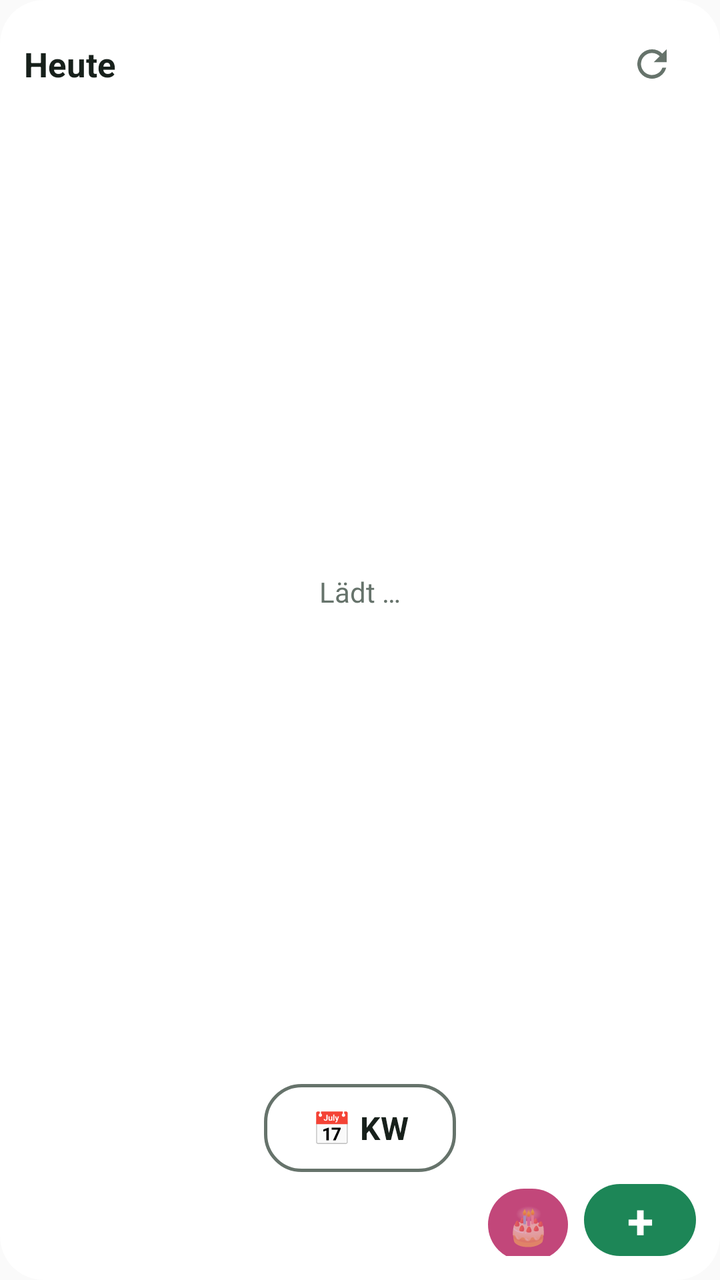
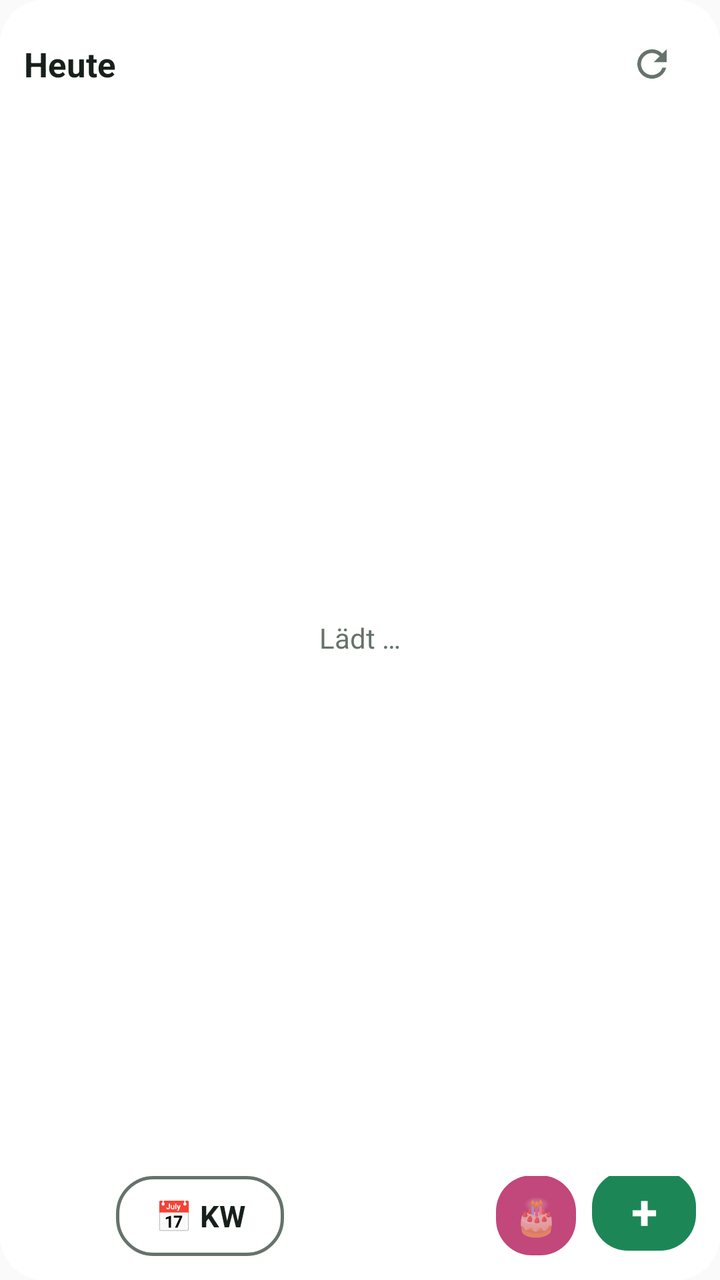

Before-and-after screenshots of an Android layout around one commit, followed by the original layout XML and the change that was made.
<!-- AndroidManifest.xml: application theme AppTheme -->
<!-- res/layout/widget.xml -->
<?xml version="1.0" encoding="utf-8"?>
<LinearLayout xmlns:android="http://schemas.android.com/apk/res/android"
    android:id="@+id/root"
    android:layout_width="match_parent"
    android:layout_height="match_parent"
    android:orientation="vertical"
    android:background="@drawable/bg"
    android:padding="12dp">

    <LinearLayout
        android:id="@+id/head"
        android:layout_width="match_parent"
        android:layout_height="wrap_content"
        android:gravity="center_vertical"
        android:orientation="horizontal">

        <TextView
            android:layout_width="wrap_content"
            android:layout_height="wrap_content"
            android:text="Heute"
            android:textColor="@color/fg"
            android:textSize="17sp"
            android:textStyle="bold" />

        <TextView
            android:id="@+id/date"
            android:layout_width="0dp"
            android:layout_height="wrap_content"
            android:layout_weight="1"
            android:paddingStart="8dp"
            android:textColor="@color/muted"
            android:textSize="14sp" />

        <LinearLayout
            android:id="@+id/bdnav"
            android:layout_width="wrap_content"
            android:layout_height="wrap_content"
            android:gravity="center_vertical"
            android:orientation="horizontal"
            android:visibility="gone">

            <TextView
                android:id="@+id/bdprev"
                android:layout_width="36dp"
                android:layout_height="36dp"
                android:gravity="center"
                android:text="‹"
                android:textColor="@color/fg"
                android:textSize="24sp"
                android:textStyle="bold" />

            <TextView
                android:id="@+id/bdpage"
                android:layout_width="wrap_content"
                android:layout_height="wrap_content"
                android:textColor="@color/fg"
                android:textSize="13sp" />

            <TextView
                android:id="@+id/bdnext"
                android:layout_width="36dp"
                android:layout_height="36dp"
                android:gravity="center"
                android:text="›"
                android:textColor="@color/fg"
                android:textSize="24sp"
                android:textStyle="bold" />
        </LinearLayout>

        <TextView
            android:id="@+id/home"
            android:layout_width="wrap_content"
            android:layout_height="36dp"
            android:layout_marginEnd="6dp"
            android:gravity="center"
            android:minWidth="40dp"
            android:paddingStart="8dp"
            android:paddingEnd="8dp"
            android:text="🏠"
            android:textColor="#FFFFFF"
            android:textSize="15sp"
            android:visibility="gone" />

        <TextView
            android:id="@+id/stamp"
            android:layout_width="wrap_content"
            android:layout_height="wrap_content"
            android:textColor="@color/muted"
            android:textSize="11sp" />

        <ImageButton
            android:id="@+id/refresh"
            android:layout_width="44dp"
            android:layout_height="40dp"
            android:background="@android:color/transparent"
            android:contentDescription="Aktualisieren"
            android:src="@drawable/ic_refresh" />
    </LinearLayout>

    <FrameLayout
        android:layout_width="match_parent"
        android:layout_height="0dp"
        android:layout_weight="1"
        android:layout_marginTop="4dp">

        <ListView
            android:id="@+id/list"
            android:layout_width="match_parent"
            android:layout_height="match_parent"
            android:divider="@null"
            android:dividerHeight="0dp" />

        <TextView
            android:id="@+id/empty"
            android:layout_width="match_parent"
            android:layout_height="match_parent"
            android:gravity="center"
            android:text="Lädt …"
            android:textColor="@color/muted"
            android:textSize="14sp" />
    </FrameLayout>

    
    <LinearLayout
        android:id="@+id/weekbar"
        android:layout_width="match_parent"
        android:layout_height="wrap_content"
        android:layout_marginTop="6dp"
        android:gravity="center"
        android:orientation="horizontal">

        <TextView
            android:id="@+id/weekprev"
            android:layout_width="56dp"
            android:layout_height="44dp"
            android:background="@drawable/btn_arrow"
            android:gravity="center"
            android:includeFontPadding="false"
            android:text="◀"
            android:textColor="#FFFFFF"
            android:textSize="20sp"
            android:visibility="invisible" />

        
        <LinearLayout
            android:layout_width="wrap_content"
            android:layout_height="wrap_content"
            android:layout_marginStart="18dp"
            android:layout_marginEnd="18dp"
            android:gravity="center_horizontal"
            android:orientation="vertical">

            <TextView
                android:id="@+id/weekyear"
                android:layout_width="wrap_content"
                android:layout_height="wrap_content"
                android:textColor="@color/fg"
                android:textSize="13sp"
                android:textStyle="bold"
                android:visibility="gone" />

            <TextView
                android:id="@+id/weeklabel"
                android:layout_width="96dp"
                android:layout_height="44dp"
                android:background="@drawable/bar_off"
                android:gravity="center"
                android:maxLines="1"
                android:text="📅 KW"
                android:textColor="@color/fg"
                android:textSize="16sp"
                android:textStyle="bold" />
        </LinearLayout>

        <TextView
            android:id="@+id/weeknext"
            android:layout_width="56dp"
            android:layout_height="44dp"
            android:background="@drawable/btn_arrow"
            android:gravity="center"
            android:includeFontPadding="false"
            android:text="▶"
            android:textColor="#FFFFFF"
            android:textSize="20sp"
            android:visibility="invisible" />
    </LinearLayout>

    
    <LinearLayout
        android:id="@+id/quick"
        android:layout_width="match_parent"
        android:layout_height="wrap_content"
        android:layout_marginTop="6dp"
        android:orientation="horizontal">

        <TextView
            android:layout_width="0dp"
            android:layout_height="1dp"
            android:layout_weight="1" />

        <TextView
            android:id="@+id/q_bdays"
            android:layout_width="40dp"
            android:layout_height="36dp"
            android:layout_marginStart="6dp"
            android:background="@drawable/btn_bdays"
            android:contentDescription="Geburtstage"
            android:gravity="center"
            android:text="🎂"
            android:textSize="18sp" />

        <TextView
            android:id="@+id/q_add"
            android:layout_width="56dp"
            android:layout_height="36dp"
            android:layout_marginStart="8dp"
            android:background="@drawable/btn_family"
            android:contentDescription="Neuer Eintrag"
            android:gravity="center"
            android:text="+"
            android:textColor="#FFFFFF"
            android:textSize="24sp"
            android:textStyle="bold" />
    </LinearLayout>
</LinearLayout>
<!-- resources referenced by this layout -->
<resources>
  <color name="fg">#17201B</color>
  <color name="muted">#66736B</color>
  <!-- drawable bar_off (drawable) -->
  <?xml version="1.0" encoding="utf-8"?>
  <shape xmlns:android="http://schemas.android.com/apk/res/android" android:shape="rectangle">
      <solid android:color="#00000000" />
      <stroke android:width="1.5dp" android:color="@color/muted" />
      <corners android:radius="18dp" />
  </shape>
  <!-- drawable bg (drawable) -->
  <?xml version="1.0" encoding="utf-8"?>
  <shape xmlns:android="http://schemas.android.com/apk/res/android" android:shape="rectangle">
      <solid android:color="@color/bg" />
      <corners android:radius="22dp" />
  </shape>
  <!-- drawable btn_arrow (drawable) -->
  <?xml version="1.0" encoding="utf-8"?>
  <shape xmlns:android="http://schemas.android.com/apk/res/android" android:shape="rectangle">
      <solid android:color="#1D8657" />
      <corners android:radius="22dp" />
  </shape>
  <!-- drawable btn_bdays (drawable) -->
  <?xml version="1.0" encoding="utf-8"?>
  <shape xmlns:android="http://schemas.android.com/apk/res/android" android:shape="rectangle">
      <solid android:color="#C2477A" />
      <corners android:radius="18dp" />
  </shape>
  <!-- drawable btn_family (drawable) -->
  <?xml version="1.0" encoding="utf-8"?>
  <shape xmlns:android="http://schemas.android.com/apk/res/android" android:shape="rectangle">
      <solid android:color="#1D8657" />
      <corners android:radius="18dp" />
  </shape>
  <!-- drawable ic_refresh (drawable) -->
  <vector xmlns:android="http://schemas.android.com/apk/res/android"
      android:width="22dp" android:height="22dp" android:viewportWidth="24" android:viewportHeight="24">
      <path android:fillColor="@color/muted"
          android:pathData="M17.65,6.35A7.96,7.96 0,0 0,12 4a8,8 0,1 0,7.75 10h-2.08A6,6 0,1 1,12 6c1.66,0 3.14,0.69 4.22,1.78L13,11h7V4l-2.35,2.35z" />
  </vector>
  <style name="AppTheme" parent="android:Theme.Material.Light.NoActionBar">
          <item name="android:colorAccent">@color/accent</item>
      </style>
  <color name="bg">#F2FFFFFF</color>
  <color name="accent">#1D8657</color>
</resources>

<!-- the commit's change to res/layout/widget.xml (unified diff, before → after) -->
@@ -122,31 +122,31 @@
 
     
     <LinearLayout
-        android:id="@+id/weekbar"
+        android:id="@+id/quick"
         android:layout_width="match_parent"
         android:layout_height="wrap_content"
         android:layout_marginTop="6dp"
-        android:gravity="center"
+        android:gravity="bottom"
         android:orientation="horizontal">
 
         <TextView
             android:id="@+id/weekprev"
-            android:layout_width="56dp"
-            android:layout_height="44dp"
+            android:layout_width="40dp"
+            android:layout_height="40dp"
             android:background="@drawable/btn_arrow"
             android:gravity="center"
             android:includeFontPadding="false"
             android:text="◀"
             android:textColor="#FFFFFF"
-            android:textSize="20sp"
+            android:textSize="17sp"
             android:visibility="invisible" />
 
         
         <LinearLayout
             android:layout_width="wrap_content"
             android:layout_height="wrap_content"
-            android:layout_marginStart="18dp"
-            android:layout_marginEnd="18dp"
+            android:layout_marginStart="6dp"
+            android:layout_marginEnd="6dp"
             android:gravity="center_horizontal"
             android:orientation="vertical">
 
@@ -161,37 +161,28 @@
 
             <TextView
                 android:id="@+id/weeklabel"
-                android:layout_width="96dp"
-                android:layout_height="44dp"
+                android:layout_width="84dp"
+                android:layout_height="40dp"
                 android:background="@drawable/bar_off"
                 android:gravity="center"
                 android:maxLines="1"
                 android:text="📅 KW"
                 android:textColor="@color/fg"
-                android:textSize="16sp"
+                android:textSize="15sp"
                 android:textStyle="bold" />
         </LinearLayout>
 
         <TextView
             android:id="@+id/weeknext"
-            android:layout_width="56dp"
-            android:layout_height="44dp"
+            android:layout_width="40dp"
+            android:layout_height="40dp"
             android:background="@drawable/btn_arrow"
             android:gravity="center"
             android:includeFontPadding="false"
             android:text="▶"
             android:textColor="#FFFFFF"
-            android:textSize="20sp"
+            android:textSize="17sp"
             android:visibility="invisible" />
-    </LinearLayout>
-
-    
-    <LinearLayout
-        android:id="@+id/quick"
-        android:layout_width="match_parent"
-        android:layout_height="wrap_content"
-        android:layout_marginTop="6dp"
-        android:orientation="horizontal">
 
         <TextView
             android:layout_width="0dp"
@@ -201,7 +192,7 @@
         <TextView
             android:id="@+id/q_bdays"
             android:layout_width="40dp"
-            android:layout_height="36dp"
+            android:layout_height="40dp"
             android:layout_marginStart="6dp"
             android:background="@drawable/btn_bdays"
             android:contentDescription="Geburtstage"
@@ -211,8 +202,8 @@
 
         <TextView
             android:id="@+id/q_add"
-            android:layout_width="56dp"
-            android:layout_height="36dp"
+            android:layout_width="52dp"
+            android:layout_height="40dp"
             android:layout_marginStart="8dp"
             android:background="@drawable/btn_family"
             android:contentDescription="Neuer Eintrag"
